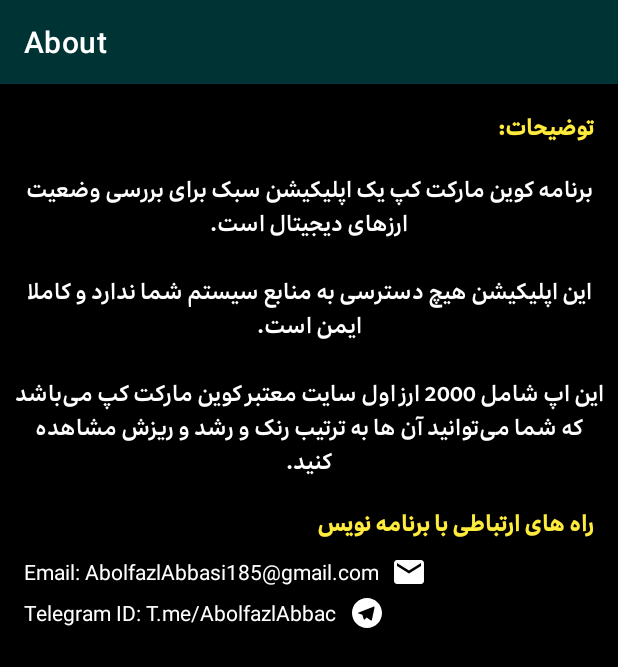
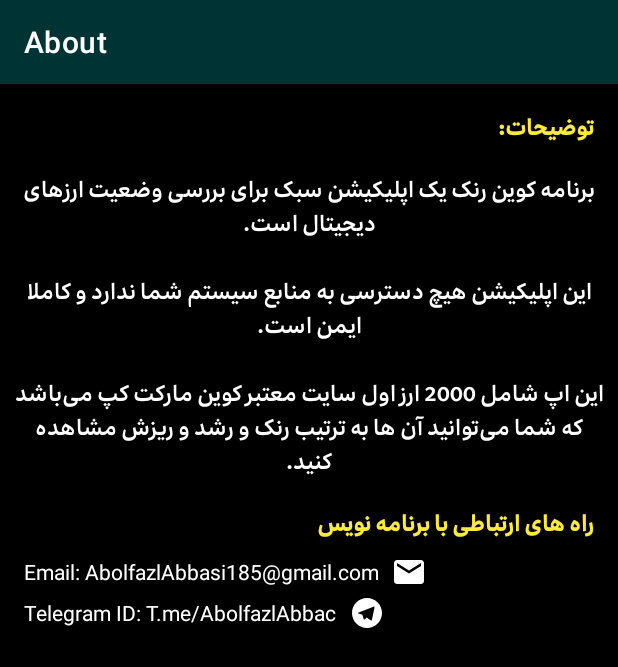
Before and after one commit to AbolfazlAbbac/CoinRank, an Android app: the layout fragment_about.xml on its own in the app's theme, with its tools: preview values and no code run, on a phone screen of 412 x 824 dp. Shown: the top 667 px of the screen. Run offline under Robolectric (Android 15) with nearby library versions, the phone set to English and light mode, and no system bars.

Commit message:
A little word mistake in About text

```diff
--- a/app/src/main/res/values/strings.xml
+++ b/app/src/main/res/values/strings.xml
@@ -46,7 +46,7 @@
     <string name="about">About</string>
     <string name="more">More</string>
     <string name="main_menu">Main Menu</string>
-    <string name="text">برنامه کوین مارکت کپ یک اپلیکیشن سبک برای بررسی وضعیت ارزهای دیجیتال است.\n\nاین اپلیکیشن هیچ دسترسی به منابع سیستم شما ندارد و کاملا ایمن است.\n\nاین اپ شامل 2000 ارز اول سایت معتبر کوین مارکت کپ می‌باشد که شما می‌توانید آن ها به ترتیب رنک و رشد و ریزش مشاهده کنید.</string>
+    <string name="text">برنامه کوین رنک یک اپلیکیشن سبک برای بررسی وضعیت ارزهای دیجیتال است.\n\nاین اپلیکیشن هیچ دسترسی به منابع سیستم شما ندارد و کاملا ایمن است.\n\nاین اپ شامل 2000 ارز اول سایت معتبر کوین مارکت کپ می‌باشد که شما می‌توانید آن ها به ترتیب رنک و رشد و ریزش مشاهده کنید.</string>
     <string name="contacts">راه های ارتباطی با برنامه نویس</string>
     <string name="email">Email: AbolfazlAbbasi185@gmail.com</string>
     <string name="telegram_id">Telegram ID: T.me/AbolfazlAbbac</string>
```
